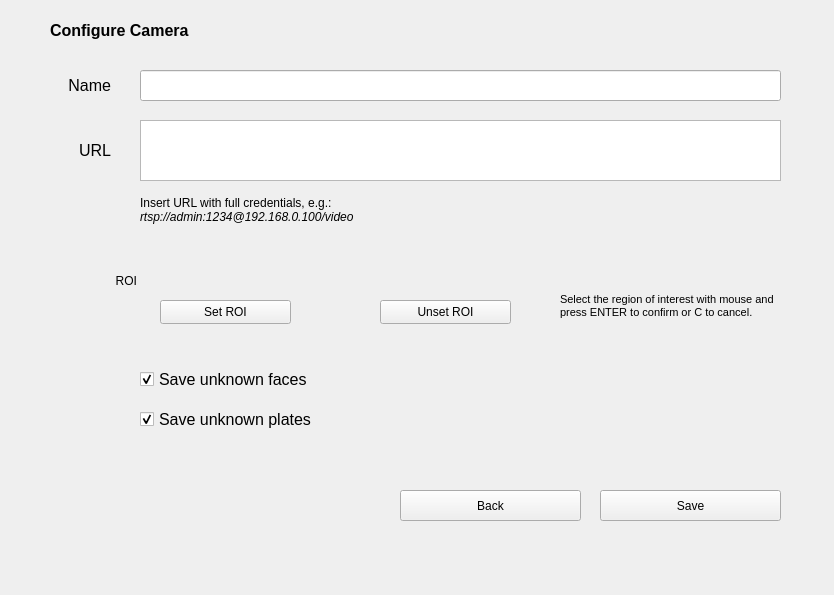
First picture: the form in PAF/GUI/configuracamera.ui, repository decadenza/PAF-Plate-And-Face-Recognition, before the edit.
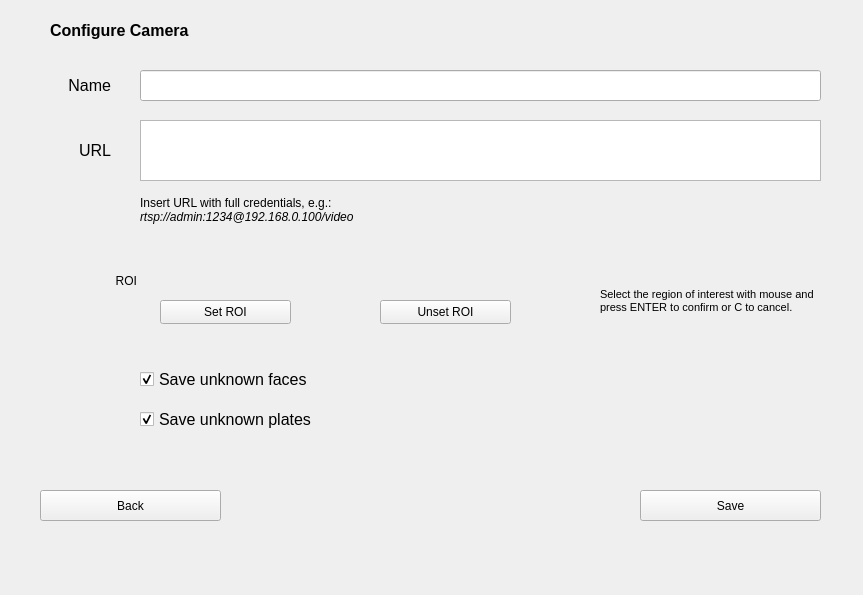
Second picture: the form after the edit. Icons and pictures are not drawn.

The edit to the form file:
```diff
--- a/PAF/GUI/configuracamera.ui
+++ b/PAF/GUI/configuracamera.ui
@@ -6,7 +6,7 @@
    <rect>
     <x>0</x>
     <y>0</y>
-    <width>834</width>
+    <width>863</width>
     <height>595</height>
    </rect>
   </property>
@@ -112,7 +112,7 @@
     <rect>
      <x>140</x>
      <y>120</y>
-     <width>641</width>
+     <width>681</width>
      <height>61</height>
     </rect>
    </property>
@@ -120,7 +120,7 @@
   <widget class="QPushButton" name="buttonSave">
    <property name="geometry">
     <rect>
-     <x>600</x>
+     <x>640</x>
      <y>490</y>
      <width>181</width>
      <height>31</height>
@@ -139,7 +139,7 @@
     <rect>
      <x>50</x>
      <y>20</y>
-     <width>731</width>
+     <width>771</width>
      <height>21</height>
     </rect>
    </property>
@@ -157,7 +157,7 @@
   <widget class="QPushButton" name="buttonBack">
    <property name="geometry">
     <rect>
-     <x>400</x>
+     <x>40</x>
      <y>490</y>
      <width>181</width>
      <height>31</height>
@@ -182,7 +182,7 @@
     <rect>
      <x>140</x>
      <y>70</y>
-     <width>641</width>
+     <width>681</width>
      <height>31</height>
     </rect>
    </property>
@@ -281,10 +281,10 @@
   <widget class="QLabel" name="label_5">
    <property name="geometry">
     <rect>
-     <x>560</x>
-     <y>270</y>
+     <x>600</x>
+     <y>260</y>
      <width>221</width>
-     <height>71</height>
+     <height>81</height>
     </rect>
    </property>
    <property name="font">
```
